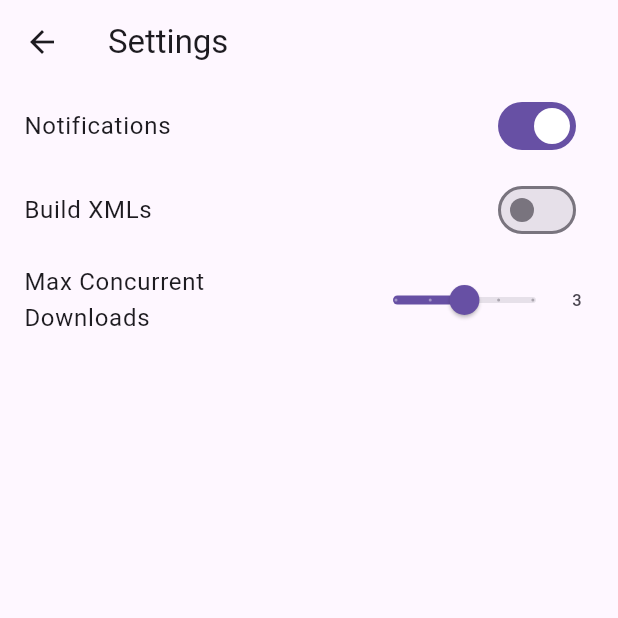
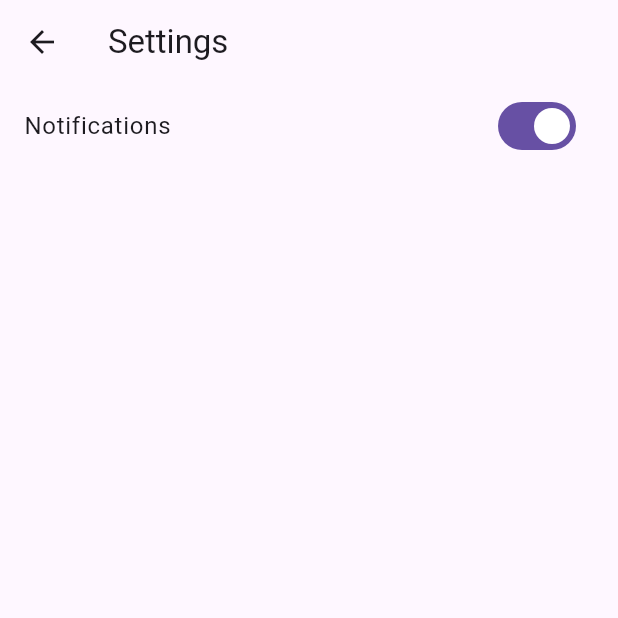
Before and after one commit to jamart3d/matrix, a Flutter app: the SettingsPage screen opened directly, on a phone screen of 412 x 824 dp, the top half of it. Run offline on Flutter 3.47's test engine with Material 3 defaults, Android fonts, the light colour scheme and no system bars; our stand-ins replace flash, gap, just_audio, logger, shared_preferences; accounts and stored records are empty.

Commit message:
renamed app to huntrix

```diff
--- a/lib/components/my_drawer.dart
+++ b/lib/components/my_drawer.dart
@@ -1,8 +1,8 @@
 import 'package:flutter/material.dart';
-import 'package:myapp/pages/settings_page.dart';
+import 'package:huntrix/pages/settings_page.dart';
 
 class MyDrawer extends StatelessWidget {
-  MyDrawer({super.key});
+  const MyDrawer({super.key});
 
   @override
   Widget build(BuildContext context) {
--- a/lib/helpers/album_helper.dart
+++ b/lib/helpers/album_helper.dart
@@ -1,10 +1,4 @@
-import 'package:myapp/models/track.dart';
-import 'package:logger/logger.dart';
-
-
-final _logger = Logger(); // Create a Logger instance
-
-
+import 'package:huntrix/models/track.dart';
 
 
 Map<String, List<Track>> groupTracksByAlbum(List<Track> tracks) {
@@ -16,9 +10,9 @@ Map<String, List<Track>> groupTracksByAlbum(List<Track> tracks) {
   });
 }
 
-
-
-String generateAlbumArt(int albumIndex, {String pathPrefix = 'assets/images/trix_album_art/trix', String extension = '.webp'}) {
+String generateAlbumArt(int albumIndex,
+    {String pathPrefix = 'assets/images/trix_album_art/trix',
+    String extension = '.webp'}) {
   // Add error handling or fallback mechanism if needed
   return '$pathPrefix${albumIndex.toString().padLeft(2, '0')}$extension';
 }
@@ -34,8 +28,4 @@ void assignAlbumArtToTracks(
       track.albumArt = albumArtPath;
     }
   }
-
-
-
-
 }
--- a/lib/helpers/flash_helper.dart
+++ b/lib/helpers/flash_helper.dart
@@ -9,7 +9,7 @@ void showFlashMessage(BuildContext context, String message) {
     builder: (context, controller) {
       return FlashBar(
         controller: controller,
-        icon: Icon(Icons.check_circle),
+        icon: const Icon(Icons.check_circle),
         indicatorColor: Colors.deepPurple,
         backgroundColor: const Color.fromARGB(221, 255, 255, 255),
         position: FlashPosition.top,
--- a/lib/main.dart
+++ b/lib/main.dart
@@ -1,8 +1,8 @@
 import 'package:flutter/material.dart';
-import 'package:myapp/pages/albums_page.dart';
-import 'package:myapp/pages/music_player_page.dart';
-import 'package:myapp/pages/track_playlist_page.dart';
-import 'package:myapp/providers/track_player_provider.dart';
+import 'package:huntrix/pages/albums_page.dart';
+import 'package:huntrix/pages/music_player_page.dart';
+import 'package:huntrix/pages/track_playlist_page.dart';
+import 'package:huntrix/providers/track_player_provider.dart';
 import 'package:provider/provider.dart';
 import 'package:logger/logger.dart';
 
@@ -18,10 +18,11 @@ final logger = Logger(
 
 void main() {
   WidgetsFlutterBinding.ensureInitialized();
-  runApp(MyApp());
+  runApp(const HunTrix());
 }
 
-class MyApp extends StatelessWidget {
+class HunTrix extends StatelessWidget {
+  const HunTrix({super.key});
 
   @override
   Widget build(BuildContext context) {
@@ -29,7 +30,8 @@ class MyApp extends StatelessWidget {
       providers: [
         Provider<Logger>(create: (_) => logger),
         ChangeNotifierProvider(
-            create: (context) => TrackPlayerProvider(logger: context.read<Logger>())),
+            create: (context) =>
+                TrackPlayerProvider(logger: context.read<Logger>())),
       ],
       child: MaterialApp(
         debugShowCheckedModeBanner: false,
@@ -40,8 +42,8 @@ class MyApp extends StatelessWidget {
         home: const AlbumsPage(),
         routes: {
           '/albums_page': (context) => const AlbumsPage(),
-          '/music_player_page': (context) => MusicPlayerPage(),
-          '/song_playlist_page': (context) => TrackPlaylistPage(),
+          '/music_player_page': (context) => const MusicPlayerPage(),
+          '/song_playlist_page': (context) => const TrackPlaylistPage(),
         },
       ),
     );
--- a/lib/pages/settings_page.dart
+++ b/lib/pages/settings_page.dart
@@ -2,7 +2,7 @@ import 'package:flutter/material.dart';
 import 'package:shared_preferences/shared_preferences.dart';
 
 class SettingsPage extends StatefulWidget {
-  const SettingsPage({Key? key}) : super(key: key);
+  const SettingsPage({super.key});
 
   @override
   State<SettingsPage> createState() => _SettingsPageState();
@@ -11,8 +11,6 @@ class SettingsPage extends StatefulWidget {
 class _SettingsPageState extends State<SettingsPage> {
   bool _notificationsEnabled = true;
   ThemeMode _themeMode = ThemeMode.system;
-  int _concurrentDownloads = 3;
-  bool _buildXmls = false;
 
   @override
   void initState() {
@@ -25,8 +23,6 @@ class _SettingsPageState extends State<SettingsPage> {
     setState(() {
       _notificationsEnabled = prefs.getBool('notificationsEnabled') ?? true;
       _themeMode = ThemeMode.values[prefs.getInt('themeMode') ?? 0];
-      _concurrentDownloads = prefs.getInt('concurrentDownloads') ?? 3;
-      _buildXmls = prefs.getBool('buildXmls') ?? false;
     });
   }
 
@@ -34,8 +30,6 @@ class _SettingsPageState extends State<SettingsPage> {
     SharedPreferences prefs = await SharedPreferences.getInstance();
     await prefs.setBool('notificationsEnabled', _notificationsEnabled);
     await prefs.setInt('themeMode', _themeMode.index);
-    await prefs.setInt('concurrentDownloads', _concurrentDownloads);
-    await prefs.setBool('buildXmls', _buildXmls);
   }
 
   @override
@@ -58,47 +52,6 @@ class _SettingsPageState extends State<SettingsPage> {
               },
             ),
           ),
-          ListTile(
-            title: const Text('Build XMLs'),
-            trailing: Switch(
-              value: _buildXmls,
-              onChanged: (value) {
-                setState(() {
-                  _buildXmls = value;
-                  print(value);
-                  _saveSettings();
-                });
-              },
-            ),
-          ),
-          ListTile(
-            title: const Text('Max Concurrent Downloads'),
-            trailing: SizedBox(
-              width: 150,
-              child: Row(
-                children: [
-                  Expanded(
-                    child: Slider(
-                      value: _concurrentDownloads.toDouble(),
-                      min: 1,
-                      max: 5,
-                      divisions: 4,
-                      label: _concurrentDownloads.toString(),
-                      onChanged: (value) {
-                        setState(() {
-                          _concurrentDownloads = value.toInt();
-                          _saveSettings();
-                        });
-                      },
-                    ),
-                  ),
-                  Text(_concurrentDownloads.toString()),
-                ],
-              ),
-            ),
-          ),
-          // Removed the ListTile for clearing the database as it is related to Isar.
-
         ],
       ),
     );
--- a/pubspec.yaml
+++ b/pubspec.yaml
@@ -1,5 +1,5 @@
-name: myapp
-description: "A new Flutter project."
+name: huntrix
+description: "a list of hunter's matrix's and just_audio to play them from archive.org"
 # The following line prevents the package from being accidentally published to
 # pub.dev using `flutter pub publish`. This is preferred for private packages.
 publish_to: 'none' # Remove this line if you wish to publish to pub.dev
@@ -36,7 +36,6 @@ dependencies:
   # Use with the CupertinoIcons class for iOS style icons.
   cupertino_icons: ^1.0.6
   path_provider: ^2.1.3
-  percent_indicator: ^4.2.3
   shared_preferences: ^2.2.3
   async: ^2.11.0
   logger: ^2.4.0
```
Also changed, not shown: lib/components/player/progress_bar.dart (+10 -6 lines), lib/pages/album_detail_page.dart (+8 -9 lines), lib/pages/albums_page.dart (+16 -15 lines), lib/pages/music_player_page.dart (+7 -5 lines), lib/pages/track_detail_page.dart (+14 -10 lines), lib/pages/track_playlist_page.dart (+16 -22 lines), lib/providers/track_player_provider.dart (+4 -8 lines), lib/utils/load_json_data.dart (+7 -3 lines), pubspec.lock, 8 other files.
